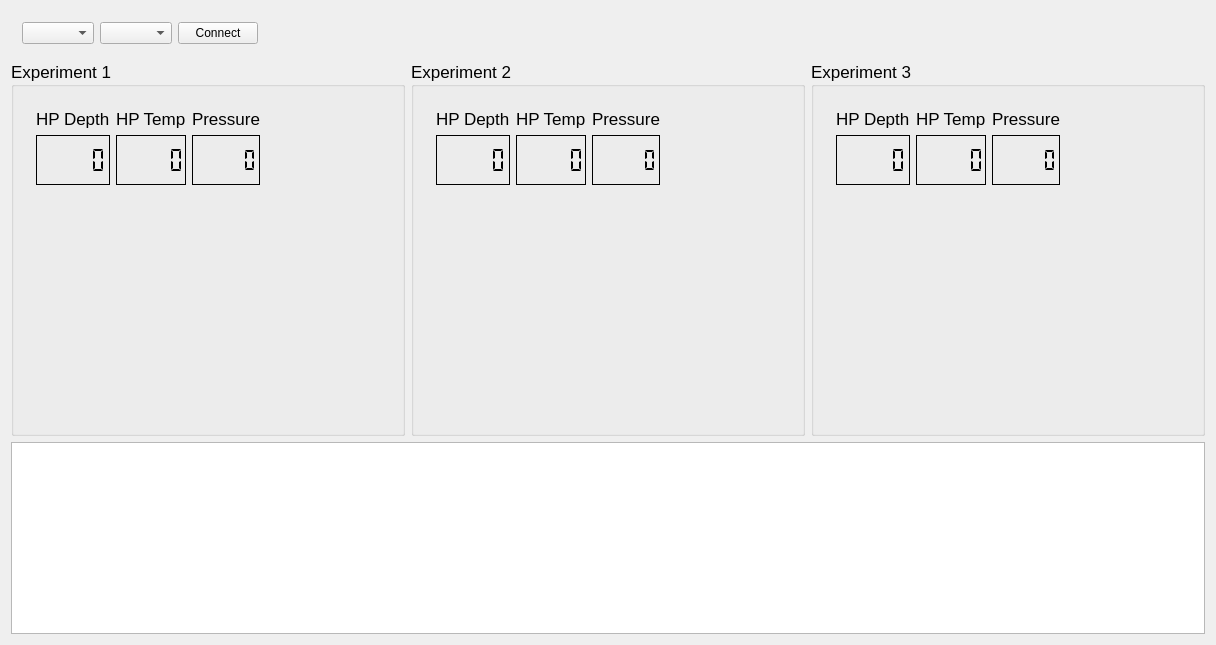
Old version of the form software/groundstation/src/mainwindow.ui in the repository rx-viper/elektronik-und-software.
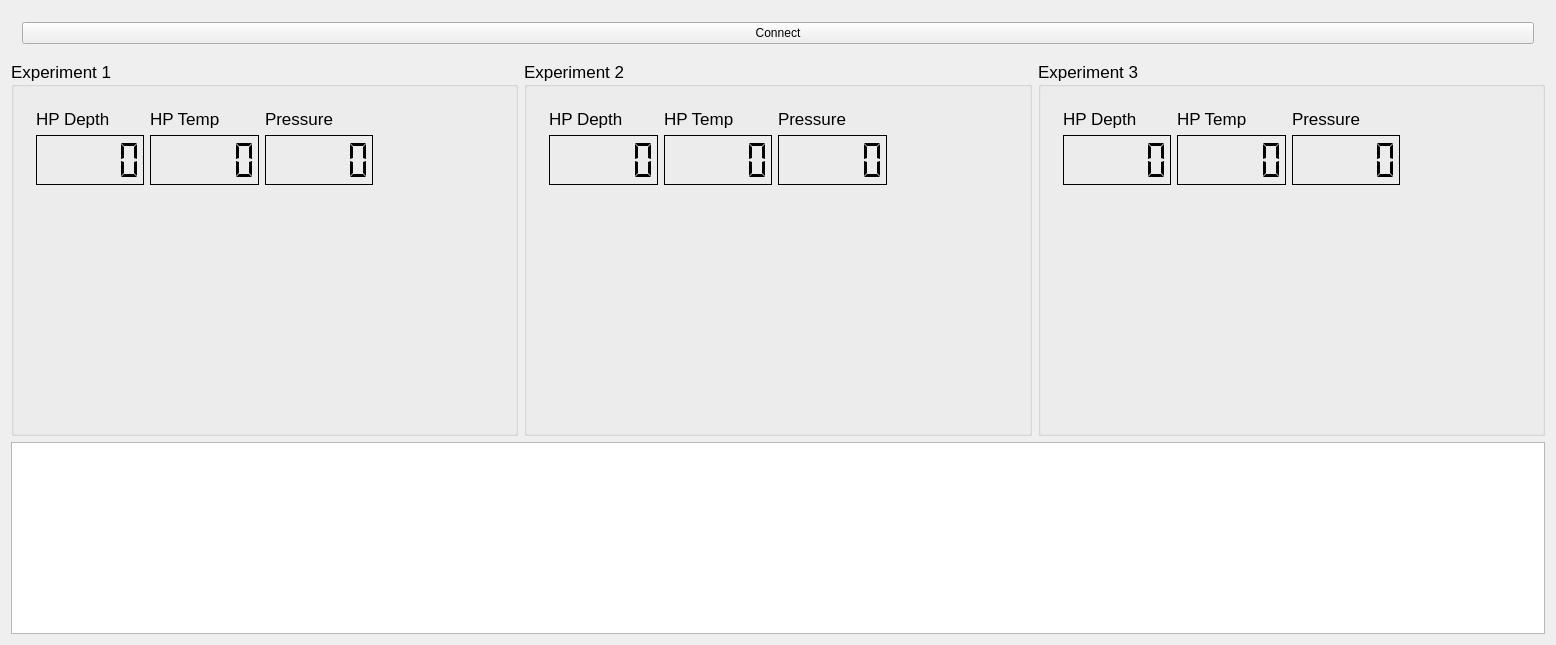
New version of the form. Custom widgets are drawn as their Qt base class.

```diff
--- a/software/groundstation/src/mainwindow.ui
+++ b/software/groundstation/src/mainwindow.ui
@@ -6,7 +6,7 @@
    <rect>
     <x>0</x>
     <y>0</y>
-    <width>1177</width>
+    <width>1556</width>
     <height>645</height>
    </rect>
   </property>
@@ -34,7 +34,7 @@
   <widget class="QWidget" name="centralWidget">
    <layout class="QVBoxLayout" name="verticalLayout_16">
     <item>
-     <widget class="QFrame" name="">
+     <widget class="QFrame" name="frame">
       <property name="sizePolicy">
        <sizepolicy hsizetype="Preferred" vsizetype="Fixed">
         <horstretch>0</horstretch>
@@ -43,35 +43,12 @@
       </property>
       <layout class="QHBoxLayout" name="horizontalLayout_8">
        <item>
-        <widget class="QComboBox" name="serialPortsList">
-         <property name="enabled">
-          <bool>true</bool>
-         </property>
-        </widget>
-       </item>
-       <item>
-        <widget class="QComboBox" name="serialBaudRateList"/>
-       </item>
-       <item>
-        <widget class="QPushButton" name="serialConnect">
+        <widget class="QPushButton" name="connectButton">
          <property name="text">
           <string>Connect</string>
          </property>
         </widget>
        </item>
-       <item>
-        <spacer name="horizontalSpacer">
-         <property name="orientation">
-          <enum>Qt::Horizontal</enum>
-         </property>
-         <property name="sizeHint" stdset="0">
-          <size>
-           <width>40</width>
-           <height>20</height>
-          </size>
-         </property>
-        </spacer>
-       </item>
       </layout>
      </widget>
     </item>
@@ -97,7 +74,7 @@
          <item>
           <layout class="QVBoxLayout" name="verticalLayout">
            <item>
-            <widget class="QFrame" name="">
+            <widget class="QFrame" name="frame">
              <property name="sizePolicy">
               <sizepolicy hsizetype="Preferred" vsizetype="Fixed">
                <horstretch>0</horstretch>
@@ -108,7 +85,7 @@
               <item row="0" column="2">
                <layout class="QGridLayout" name="gridLayout_6">
                 <item row="1" column="0">
-                 <widget class="QLCDNumber" name="penetrationDepth1_5">
+                 <widget class="QLCDNumber" name="pressure1">
                   <property name="sizePolicy">
                    <sizepolicy hsizetype="Expanding" vsizetype="Fixed">
                     <horstretch>0</horstretch>
@@ -171,7 +148,7 @@
               <item row="0" column="1">
                <layout class="QGridLayout" name="gridLayout_4">
                 <item row="1" column="0">
-                 <widget class="QLCDNumber" name="penetrationDepth1_4">
+                 <widget class="QLCDNumber" name="hpTemp1">
                   <property name="sizePolicy">
                    <sizepolicy hsizetype="Expanding" vsizetype="Fixed">
                     <horstretch>0</horstretch>
@@ -303,7 +280,7 @@
              <item>
               <layout class="QHBoxLayout" name="horizontalLayout">
                <item>
-                <widget class="QCustomPlot" name="IceTemperatures1" native="true"/>
+                <widget class="IceTemperatureWidget" name="iceTemperatureWidget1" native="true"/>
                </item>
                <item>
                 <widget class="IceHPPMGraphic" name="widget" native="true">
@@ -350,7 +327,7 @@
          <item>
           <layout class="QVBoxLayout" name="verticalLayout_2">
            <item>
-            <widget class="QWidget" name="" native="true">
+            <widget class="QWidget" name="widget" native="true">
              <property name="sizePolicy">
               <sizepolicy hsizetype="Preferred" vsizetype="Fixed">
                <horstretch>0</horstretch>
@@ -437,7 +414,7 @@
                  </widget>
                 </item>
                 <item>
-                 <widget class="QLCDNumber" name="penetrationDepth1_6">
+                 <widget class="QLCDNumber" name="hpTemp2">
                   <property name="sizePolicy">
                    <sizepolicy hsizetype="Expanding" vsizetype="Fixed">
                     <horstretch>0</horstretch>
@@ -500,7 +477,7 @@
                  </widget>
                 </item>
                 <item>
-                 <widget class="QLCDNumber" name="penetrationDepth1_7">
+                 <widget class="QLCDNumber" name="pressure2">
                   <property name="sizePolicy">
                    <sizepolicy hsizetype="Expanding" vsizetype="Fixed">
                     <horstretch>0</horstretch>
@@ -562,7 +539,7 @@
              <item>
               <layout class="QHBoxLayout" name="horizontalLayout_9">
                <item>
-                <widget class="QCustomPlot" name="IceTemperatures2" native="true"/>
+                <widget class="IceTemperatureWidget" name="iceTemperatureWidget2" native="true"/>
                </item>
                <item>
                 <widget class="IceHPPMGraphic" name="widget_2" native="true">
@@ -609,7 +586,7 @@
          <item>
           <layout class="QVBoxLayout" name="verticalLayout_3">
            <item>
-            <widget class="QFrame" name="">
+            <widget class="QFrame" name="frame">
              <property name="sizePolicy">
               <sizepolicy hsizetype="Preferred" vsizetype="Fixed">
                <horstretch>0</horstretch>
@@ -696,7 +673,7 @@
                  </widget>
                 </item>
                 <item>
-                 <widget class="QLCDNumber" name="penetrationDepth1_8">
+                 <widget class="QLCDNumber" name="hpTemp3">
                   <property name="sizePolicy">
                    <sizepolicy hsizetype="Expanding" vsizetype="Fixed">
                     <horstretch>0</horstretch>
@@ -759,7 +736,7 @@
                  </widget>
                 </item>
                 <item>
-                 <widget class="QLCDNumber" name="penetrationDepth1_9">
+                 <widget class="QLCDNumber" name="pressure3">
                   <property name="sizePolicy">
                    <sizepolicy hsizetype="Expanding" vsizetype="Fixed">
                     <horstretch>0</horstretch>
@@ -821,7 +798,7 @@
              <item>
               <layout class="QHBoxLayout" name="horizontalLayout_10">
                <item>
-                <widget class="QCustomPlot" name="IceTemperatures3" native="true"/>
+                <widget class="IceTemperatureWidget" name="iceTemperatureWidget3" native="true"/>
                </item>
                <item>
                 <widget class="IceHPPMGraphic" name="widget_3" native="true">
@@ -893,26 +870,26 @@
     <rect>
      <x>0</x>
      <y>0</y>
-     <width>1177</width>
-     <height>21</height>
+     <width>1556</width>
+     <height>40</height>
     </rect>
    </property>
   </widget>
  </widget>
  <layoutdefault spacing="6" margin="11"/>
  <customwidgets>
-  <customwidget>
-   <class>QCustomPlot</class>
-   <extends>QWidget</extends>
-   <header location="global">./qcustomplot.h</header>
-   <container>1</container>
-  </customwidget>
   <customwidget>
    <class>IceHPPMGraphic</class>
    <extends>QWidget</extends>
    <header>icehppmgraphic.h</header>
    <container>1</container>
   </customwidget>
+  <customwidget>
+   <class>IceTemperatureWidget</class>
+   <extends>QWidget</extends>
+   <header>IceTemperatureWidget.hpp</header>
+   <container>1</container>
+  </customwidget>
  </customwidgets>
  <resources/>
  <connections/>
```
